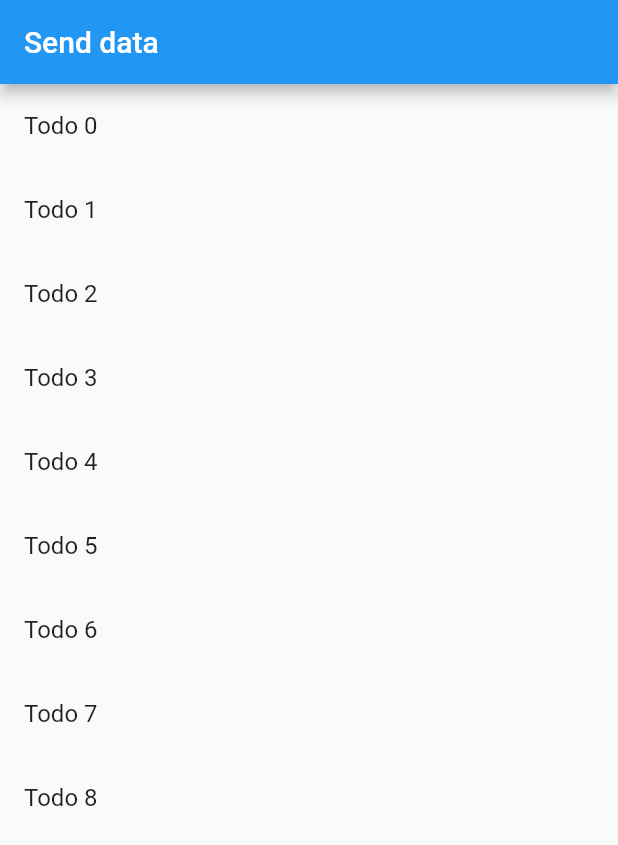
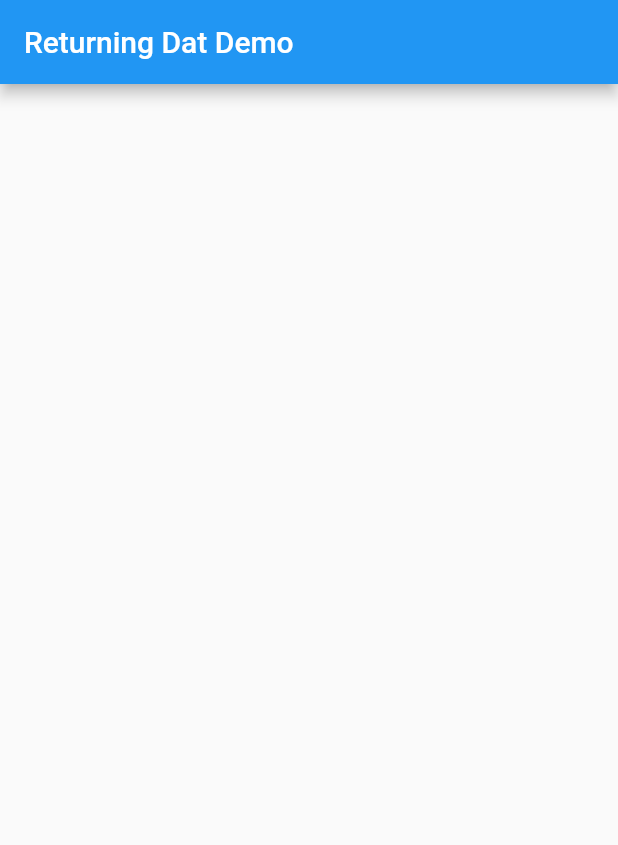
Before and after one commit to Khammunh/fast, a Flutter app: the screen it shows after launch, on a phone screen of 412 x 824 dp. Shown: the top 845 px of the screen. Run offline on Flutter 3.47's test engine with Material 2 defaults, Android fonts, the light colour scheme and no system bars.

```diff
--- a/lib/main.dart
+++ b/lib/main.dart
@@ -1,39 +1,22 @@
-import 'package:fast/class_todos.dart';
-import 'package:fast/detailScreen.dart';
 import 'package:flutter/material.dart';
 
 void main() {
-  runApp(const MaterialApp(
-    title: 'Send data to a new screen',
-    home: FirstScreen(),
-  ));
+  runApp(
+    const HomeScreen(),
+  );
 }
 
-class FirstScreen extends StatelessWidget {
-  const FirstScreen({super.key});
+class HomeScreen extends StatelessWidget {
+  const HomeScreen({super.key});
 
   @override
   Widget build(BuildContext context) {
-    const title = 'Send data';
-    return Scaffold(
-      appBar: AppBar(
-        title: const Text(title),
-      ),
-      body: ListView.builder(
-        itemCount: title.length,
-        itemBuilder: (context, index) {
-          return ListTile(
-            title: Text(todos[index].title),
-            onTap: () {
-              Navigator.push(
-                context,
-                MaterialPageRoute(
-                  builder: ((context) => DetailScreen(todo: todos[index])),
-                ),
-              );
-            },
-          );
-        },
+    const title = 'Returning Dat Demo';
+    return MaterialApp(
+      home: Scaffold(
+        appBar: AppBar(
+          title: const Text(title),
+        ),
       ),
     );
   }
```
